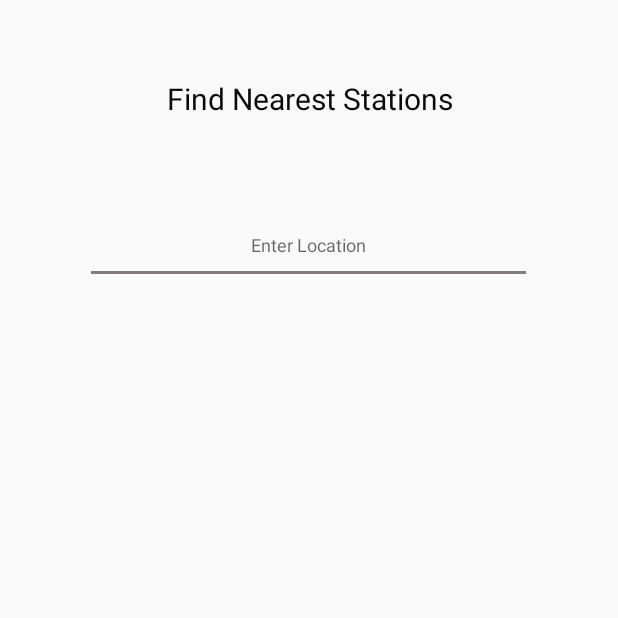
After one commit to DayanMarasinghe/Fuelex, an Android app: the StationView screen opened directly, with no data from a screen before it, on a phone screen of 412 x 824 dp, the top half of it. The commit adds this screen. Run offline under Robolectric (Android 15) with nearby library versions, the phone set to English and light mode, and no system bars.

Commit message:
Completed the station find view

```diff
--- a/app/build.gradle
+++ b/app/build.gradle
@@ -3,12 +3,12 @@ plugins {
 }
 
 android {
-    compileSdk 31
+    compileSdk 32
 
     defaultConfig {
         applicationId "com.example.fuelex"
         minSdk 21
-        targetSdk 31
+        targetSdk 32
         versionCode 1
         versionName "1.0"
 
--- a/app/src/main/AndroidManifest.xml
+++ b/app/src/main/AndroidManifest.xml
@@ -14,9 +14,12 @@
             android:exported="true">
             <intent-filter>
                 <action android:name="android.intent.action.MAIN" />
-
                 <category android:name="android.intent.category.LAUNCHER" />
             </intent-filter>
+        </activity>
+        <activity
+            android:name=".StationView"
+            android:exported="true">
         </activity>
     </application>
 
--- /dev/null
+++ b/app/src/main/java/com/example/fuelex/StationView.java
@@ -0,0 +1,14 @@
+package com.example.fuelex;
+
+import android.app.Activity;
+import android.os.Bundle;
+
+import androidx.appcompat.app.AppCompatActivity;
+
+public class StationView extends AppCompatActivity {
+    @Override
+    protected void onCreate(Bundle savedInstanceState) {
+        super.onCreate(savedInstanceState);
+        setContentView(R.layout.fuel_station_find_view);
+    }
+}
--- /dev/null
+++ b/app/src/main/res/layout/fuel_station_find_view.xml
@@ -0,0 +1,48 @@
+<?xml version="1.0" encoding="utf-8"?>
+<androidx.constraintlayout.widget.ConstraintLayout xmlns:android="http://schemas.android.com/apk/res/android"
+    xmlns:app="http://schemas.android.com/apk/res-auto"
+    xmlns:tools="http://schemas.android.com/tools"
+    android:layout_width="match_parent"
+    android:layout_height="match_parent"
+    android:foregroundTint="#DDCECE"
+    tools:context=".StationView">
+
+    <TextView
+        android:id="@+id/topicString"
+        android:layout_width="241dp"
+        android:layout_height="29dp"
+        android:layout_marginTop="52dp"
+        android:text="@string/find_fuel_headline"
+        android:textAlignment="center"
+        android:textColor="#090909"
+        android:textSize="20sp"
+        app:layout_constraintEnd_toEndOf="parent"
+        app:layout_constraintStart_toStartOf="parent"
+        app:layout_constraintTop_toTopOf="parent" />
+
+    <EditText
+        android:id="@+id/id_SearchLocation"
+        android:layout_width="298dp"
+        android:layout_height="52dp"
+        android:layout_marginTop="56dp"
+        android:backgroundTint="#857B7B"
+        android:ems="10"
+        android:hint="@string/find_loc"
+        android:inputType="textPersonName"
+        android:textAlignment="center"
+        android:textSize="12sp"
+        app:layout_constraintEnd_toEndOf="parent"
+        app:layout_constraintHorizontal_bias="0.495"
+        app:layout_constraintStart_toStartOf="parent"
+        app:layout_constraintTop_toBottomOf="@+id/topicString" />
+
+    <ListView
+        android:id="@+id/id_locationList"
+        android:layout_width="353dp"
+        android:layout_height="312dp"
+        app:layout_constraintBottom_toBottomOf="parent"
+        app:layout_constraintEnd_toEndOf="parent"
+        app:layout_constraintStart_toStartOf="parent"
+        app:layout_constraintTop_toBottomOf="@+id/id_SearchLocation"
+        app:layout_constraintVertical_bias="0.334" />
+</androidx.constraintlayout.widget.ConstraintLayout>
--- a/app/src/main/res/values/strings.xml
+++ b/app/src/main/res/values/strings.xml
@@ -4,4 +4,6 @@
     <string name="pw">Password</string>
     <string name="ftype">Select Fuel Type</string>
     <string name="FArrival">Fuel Arrival</string>
+    <string name="find_fuel_headline">Find Nearest Stations</string>
+    <string name="find_loc">Enter Location</string>
 </resources>
```
